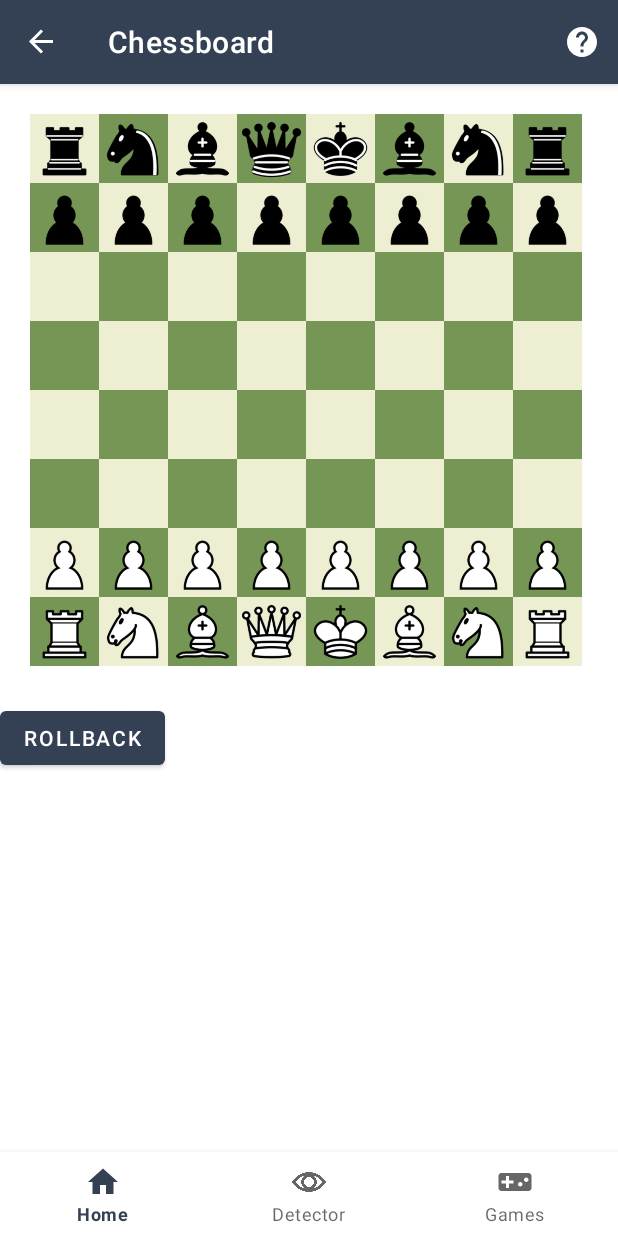
After one commit to trnKhanh/chess-project, an Android app: the ChessboardFragment screen opened through its navigation route, on a phone screen of 412 x 824 dp. The commit adds this screen. Run offline under Robolectric (Android 15) with nearby library versions, the phone set to English and light mode, and no system bars; our stand-ins replace navigation-ui; libraries missing offline, so code that uses them is left out: org.opencv.android.

```diff
--- a/app/src/main/java/com/chessproject/chess/logic/Piece.java
+++ b/app/src/main/java/com/chessproject/chess/logic/Piece.java
@@ -1,8 +1,11 @@
 package com.chessproject.chess.logic;
+
+import android.util.Log;
 
 import java.util.ArrayList;
 
 public abstract class Piece implements Cloneable{
+    final static String TAG = "Piece";
     boolean mWhite;
     int mPosition;
     Board mBoard;
@@ -54,6 +57,7 @@ public abstract class Piece implements Cloneable{
         return mPosition;
     }
     public boolean moveTo(int newPosition) {
+        Log.d(TAG, "Move from " + String.valueOf(mPosition) + " to " + String.valueOf(newPosition));
         ArrayList<Integer> legalMoves = getLegalMoves();
         // Check if the move is legal before moving.
         if (legalMoves.contains(newPosition)) {
@@ -68,6 +72,7 @@ public abstract class Piece implements Cloneable{
                 }
                 // If the move is successful then update position.
                 mPosition = newPosition;
+                mBoard.setEnPassantPosition(-1);
                 return true;
             }
         }
--- /dev/null
+++ b/app/src/main/java/com/chessproject/ui/games/ChessboardFragment.java
@@ -0,0 +1,30 @@
+package com.chessproject.ui.games;
+
+import android.os.Bundle;
+import android.view.LayoutInflater;
+import android.view.View;
+import android.view.ViewGroup;
+
+import androidx.annotation.NonNull;
+import androidx.annotation.Nullable;
+import androidx.fragment.app.Fragment;
+
+import com.chessproject.databinding.FragmentChessboardBinding;
+
+public class ChessboardFragment extends Fragment {
+    FragmentChessboardBinding binding;
+    @Nullable
+    @Override
+    public View onCreateView(@NonNull LayoutInflater inflater, @Nullable ViewGroup container, @Nullable Bundle savedInstanceState) {
+        binding = FragmentChessboardBinding.inflate(inflater, container, false);
+
+        binding.rollback.setOnClickListener(new View.OnClickListener() {
+            @Override
+            public void onClick(View v) {
+                binding.chessboard.rollbackLastMove();
+            }
+        });
+
+        return binding.getRoot();
+    }
+}
--- a/app/src/main/java/com/chessproject/ui/games/GamesFragment.java
+++ b/app/src/main/java/com/chessproject/ui/games/GamesFragment.java
@@ -44,6 +44,12 @@ public class GamesFragment extends Fragment {
                 navController.navigate(R.id.navigation_blind_puzzle);
             }
         });
+        binding.chessboard.setOnClickListener(new View.OnClickListener() {
+            @Override
+            public void onClick(View v) {
+                navController.navigate(R.id.navigation_chessboard);
+            }
+        });
 
         return root;
     }
--- /dev/null
+++ b/app/src/main/res/layout/fragment_chessboard.xml
@@ -0,0 +1,18 @@
+<?xml version="1.0" encoding="utf-8"?>
+<LinearLayout xmlns:android="http://schemas.android.com/apk/res/android"
+    android:layout_width="match_parent"
+    android:layout_height="match_parent"
+    xmlns:tools="http://schemas.android.com/tools"
+    android:orientation="vertical"
+    tools:context=".ui.games.ChessboardFragment">
+    <com.chessproject.chess.ui.BoardView
+        android:layout_width="match_parent"
+        android:layout_height="match_parent"
+        android:layout_margin="20dp"
+        android:id="@+id/chessboard"/>
+    <Button
+        android:layout_width="wrap_content"
+        android:layout_height="wrap_content"
+        android:id="@+id/rollback"
+        android:text="Rollback"/>
+</LinearLayout>
--- a/app/src/main/res/navigation/mobile_navigation.xml
+++ b/app/src/main/res/navigation/mobile_navigation.xml
@@ -76,4 +76,9 @@
         android:name="com.chessproject.ui.help.HelpEvaluationGameFragment"
         android:label="@string/help_evaluation_game"
         tools:layout="@layout/fragment_help_evaluation_game"/>
+    <fragment
+        android:id="@+id/navigation_chessboard"
+        android:name="com.chessproject.ui.games.ChessboardFragment"
+        android:label="Chessboard"
+        tools:layout="@layout/fragment_chessboard"/>
 </navigation>
```
Also changed, not shown: app/src/main/java/com/chessproject/chess/logic/Board.java (+39 -6 lines), app/src/main/java/com/chessproject/chess/logic/Pawn.java (+29 -2 lines), app/src/main/java/com/chessproject/chess/ui/BoardView.java (+5 -3 lines), app/src/main/res/layout/fragment_games.xml (+16 -0 lines).
